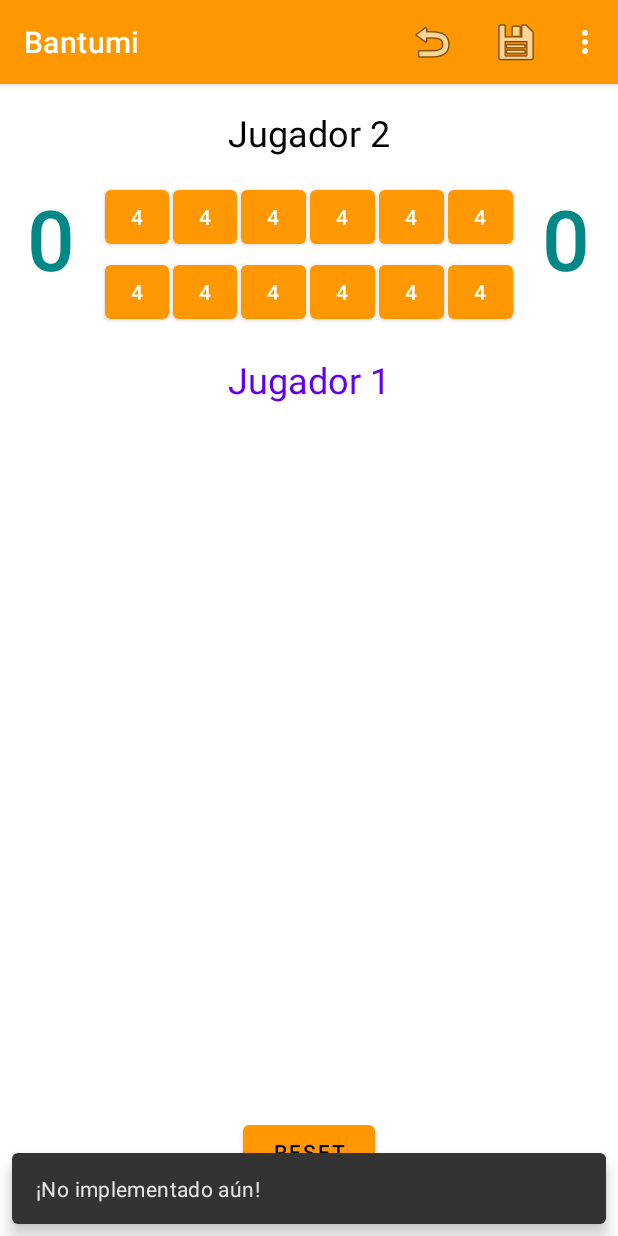
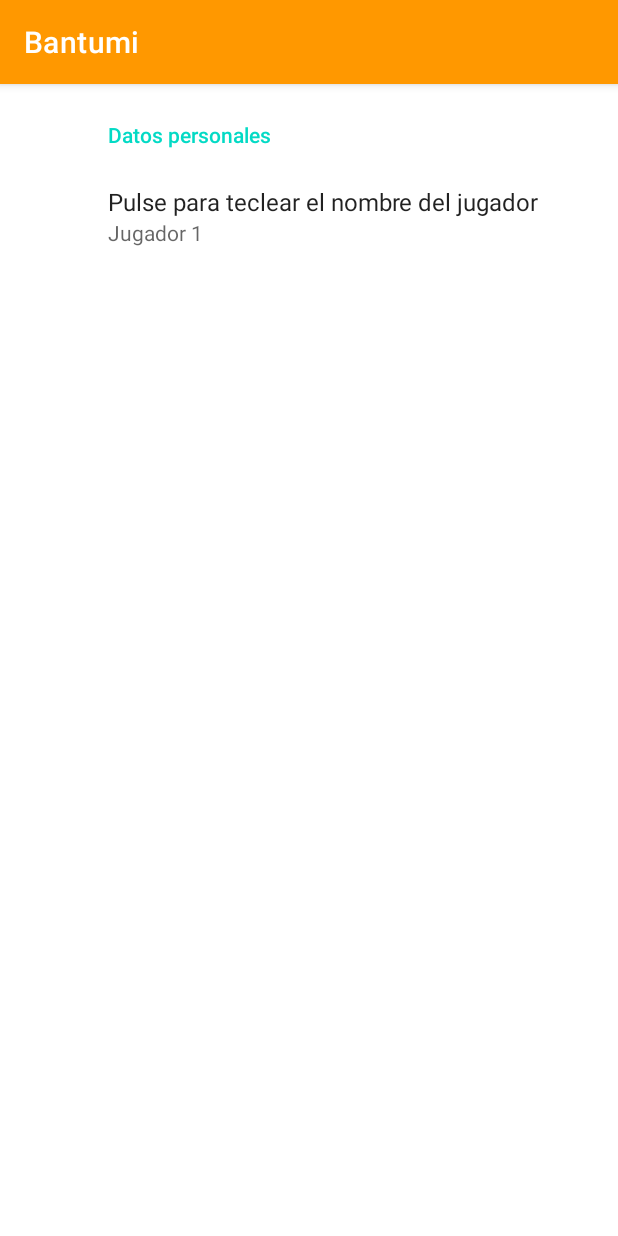
Before and after one commit to mangelsanchezUPM/bantumi, an Android app: the screen it shows after launch (MainActivity before the commit, BantumiPrefs after it), in the options menu, after a tap on "Ajustes", on a phone screen of 412 x 824 dp. Run offline under Robolectric (Android 15) with nearby library versions, the phone set to English and light mode, and no system bars; our stand-ins replace androidx.preference.

Commit message:
Preferencias nombre jugador #4

```diff
--- a/app/build.gradle
+++ b/app/build.gradle
@@ -35,7 +35,8 @@ dependencies {
     implementation "androidx.lifecycle:lifecycle-viewmodel:$lifecycle_version"
     // LiveData
     implementation "androidx.lifecycle:lifecycle-livedata:$lifecycle_version"
-
+    // Preferencias
+    implementation 'androidx.preference:preference:1.1.1'
     // Room dependencies
     def room_version = "2.2.5"
     implementation "androidx.room:room-runtime:$room_version"
--- a/app/src/main/AndroidManifest.xml
+++ b/app/src/main/AndroidManifest.xml
@@ -15,9 +15,10 @@
             android:exported="true">
             <intent-filter>
                 <action android:name="android.intent.action.MAIN" />
-
                 <category android:name="android.intent.category.LAUNCHER" />
             </intent-filter>
+        </activity>
+        <activity android:name=".BantumiPrefs">
         </activity>
     </application>
 
--- /dev/null
+++ b/app/src/main/java/es/upm/miw/bantumi/BantumiPrefs.java
@@ -0,0 +1,26 @@
+package es.upm.miw.bantumi;
+
+import android.os.Bundle;
+
+import androidx.appcompat.app.AppCompatActivity;
+import androidx.preference.PreferenceFragmentCompat;
+
+public class BantumiPrefs extends AppCompatActivity {
+
+    @Override
+    protected void onCreate(Bundle savedInstanceState) {
+        super.onCreate(savedInstanceState);
+        setContentView(R.layout.settings_activity);
+        getSupportFragmentManager()
+                .beginTransaction()
+                .replace(R.id.settings, new BantumiPrefsFragment())
+                .commit();
+    }
+
+    public static class BantumiPrefsFragment extends PreferenceFragmentCompat {
+        @Override
+        public void onCreatePreferences(Bundle savedInstanceState, String rootKey) {
+            setPreferencesFromResource(R.xml.root_preferences, rootKey);
+        }
+    }
+}
--- a/app/src/main/java/es/upm/miw/bantumi/MainActivity.java
+++ b/app/src/main/java/es/upm/miw/bantumi/MainActivity.java
@@ -2,6 +2,8 @@ package es.upm.miw.bantumi;
 
 import android.app.AlertDialog;
 import android.content.Context;
+import android.content.Intent;
+import android.content.SharedPreferences;
 import android.os.Bundle;
 import android.util.Log;
 import android.view.Menu;
@@ -13,6 +15,7 @@ import androidx.annotation.NonNull;
 import androidx.appcompat.app.AppCompatActivity;
 import androidx.lifecycle.Observer;
 import androidx.lifecycle.ViewModelProvider;
+import androidx.preference.PreferenceManager;
 
 import com.google.android.material.snackbar.BaseTransientBottomBar;
 import com.google.android.material.snackbar.Snackbar;
@@ -32,17 +35,26 @@ public class MainActivity extends AppCompatActivity {
     JuegoBantumi juegoBantumi;
     BantumiViewModel bantumiVM;
     int numInicialSemillas;
+    String prefNombreJugador1;
 
     @Override
     protected void onCreate(Bundle savedInstanceState) {
         super.onCreate(savedInstanceState);
         setContentView(R.layout.activity_main);
-
         // Instancia el ViewModel y el juego, y asigna observadores a los huecos
         numInicialSemillas = getResources().getInteger(R.integer.intNumInicialSemillas);
         bantumiVM = new ViewModelProvider(this).get(BantumiViewModel.class);
         juegoBantumi = new JuegoBantumi(bantumiVM, JuegoBantumi.Turno.turnoJ1, numInicialSemillas);
         crearObservadores();
+    }
+
+    @Override
+    protected void onResume() {
+        super.onResume();
+        SharedPreferences sharedPref = PreferenceManager.getDefaultSharedPreferences(this);
+
+        prefNombreJugador1 = sharedPref.getString("nombreJugador", getString(R.string.prefDefaultNombreJugador));
+        ((TextView) findViewById(R.id.tvPlayer1)).setText(prefNombreJugador1);
     }
 
     /**
@@ -119,9 +131,9 @@ public class MainActivity extends AppCompatActivity {
 
     public boolean onOptionsItemSelected(@NonNull MenuItem item) {
         switch (item.getItemId()) {
-//            case R.id.opcAjustes: // @todo Preferencias
-//                startActivity(new Intent(this, BantumiPrefs.class));
-//                return true;
+            case R.id.opcAjustes:
+               startActivity(new Intent(this, BantumiPrefs.class));
+               return true;
             case R.id.opcRecuperarPartida:
                 recuperarPartida();
                 return true;
--- /dev/null
+++ b/app/src/main/res/layout/settings_activity.xml
@@ -0,0 +1,9 @@
+<LinearLayout xmlns:android="http://schemas.android.com/apk/res/android"
+    android:layout_width="match_parent"
+    android:layout_height="match_parent">
+
+    <FrameLayout
+        android:id="@+id/settings"
+        android:layout_width="match_parent"
+        android:layout_height="match_parent" />
+</LinearLayout>
--- a/app/src/main/res/values/strings.xml
+++ b/app/src/main/res/values/strings.xml
@@ -42,6 +42,7 @@
     <string name="prefTextoNombreJugador">Pulse para teclear el nombre del jugador</string>
     <string name="prefTituloCategoria2">Ajustes del juego</string>
     <string name="prefTituloCategoria3">Más información…</string>
+    <string name="prefDefaultNombreJugador">Jugador 1</string>
 
     <!-- Diálogo Final -->
     <string name="txtDialogoFinalTitulo">Fin del juego</string>
--- /dev/null
+++ b/app/src/main/res/xml/root_preferences.xml
@@ -0,0 +1,12 @@
+<PreferenceScreen xmlns:app="http://schemas.android.com/apk/res-auto">
+
+    <PreferenceCategory app:title="@string/prefTituloCategoria1">
+
+        <EditTextPreference
+            app:key="nombreJugador"
+            app:title="@string/prefTextoNombreJugador"
+            app:defaultValue="@string/prefDefaultNombreJugador"
+            app:useSimpleSummaryProvider="true">
+        </EditTextPreference>
+    </PreferenceCategory>
+</PreferenceScreen>
```
